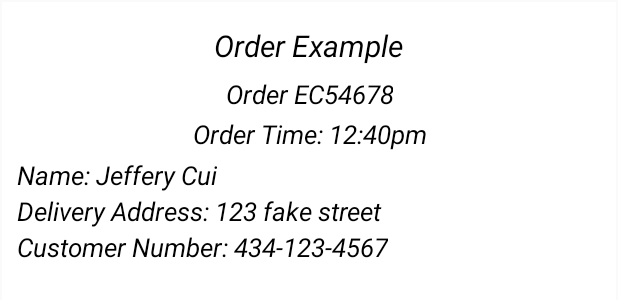
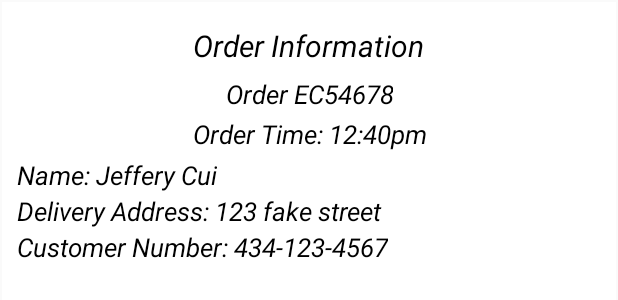
Before and after one commit to grayfore/ChoppingBoard, an Android app: the layout popup.xml on its own in the app's theme, with its tools: preview values and no code run, on a phone screen of 412 x 824 dp. Shown: the top 300 px of the screen. Run offline under Robolectric (Android 15) with nearby library versions, the phone set to English and light mode, and no system bars.

Commit message:
popup fixes

```diff
--- a/app/src/main/res/layout/popup.xml
+++ b/app/src/main/res/layout/popup.xml
@@ -10,13 +10,20 @@
     android:background="@color/white"
     >
 
+    <ImageView
+        android:id="@+id/imagestatus"
+        android:layout_width="75dp"
+        android:layout_height="75dp"
+        android:layout_alignParentRight="true"
+        android:padding="5dp"
+        />
     <TextView
         android:id="@+id/title"
         android:layout_width="wrap_content"
         android:layout_height="wrap_content"
         android:gravity="center"
         android:padding="5dp"
-        android:text="Order Example"
+        android:text="Order Information"
         android:textColor="#000000"
         android:textSize="20sp"
         android:textStyle="italic"
@@ -85,7 +92,7 @@
         android:layout_width="fill_parent"
         android:layout_height="wrap_content"
         android:layout_below="@+id/custnum"
-        android:layout_marginTop="30dp"
+        android:layout_marginTop="25dp"
         android:layout_marginRight="15dp"
         android:layout_marginLeft="15dp"
         android:id="@+id/listorderd"
```
Also changed, not shown: app/src/main/java/com/choppingboard/v1/PopupWindow.java (+14 -0 lines).
